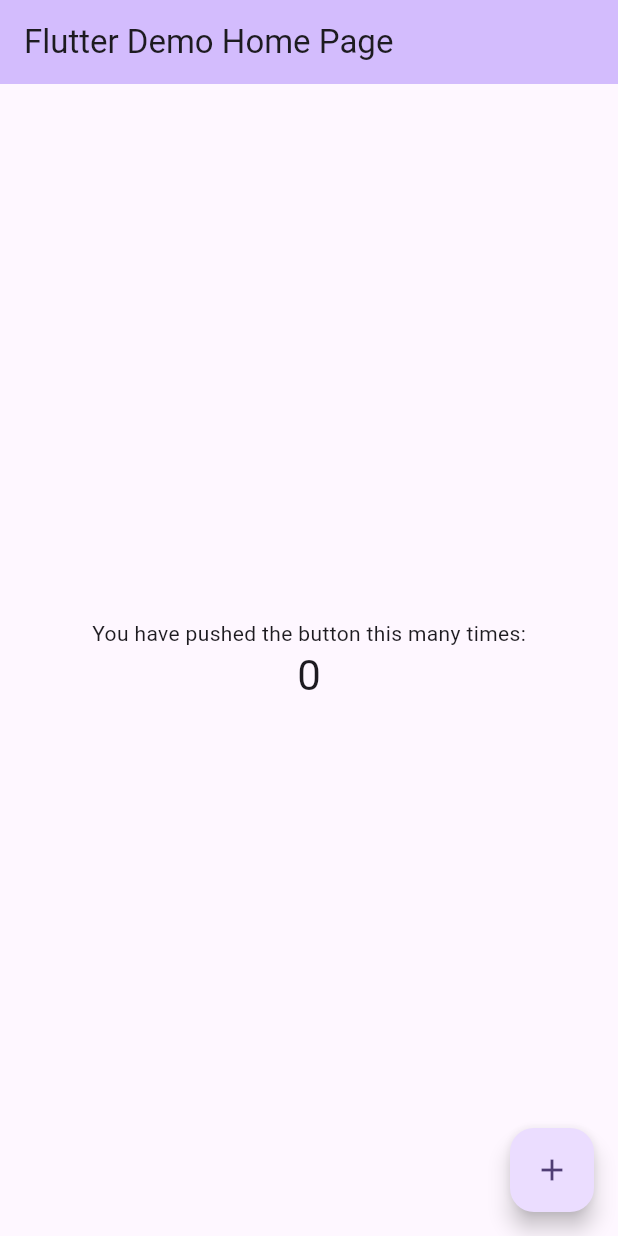
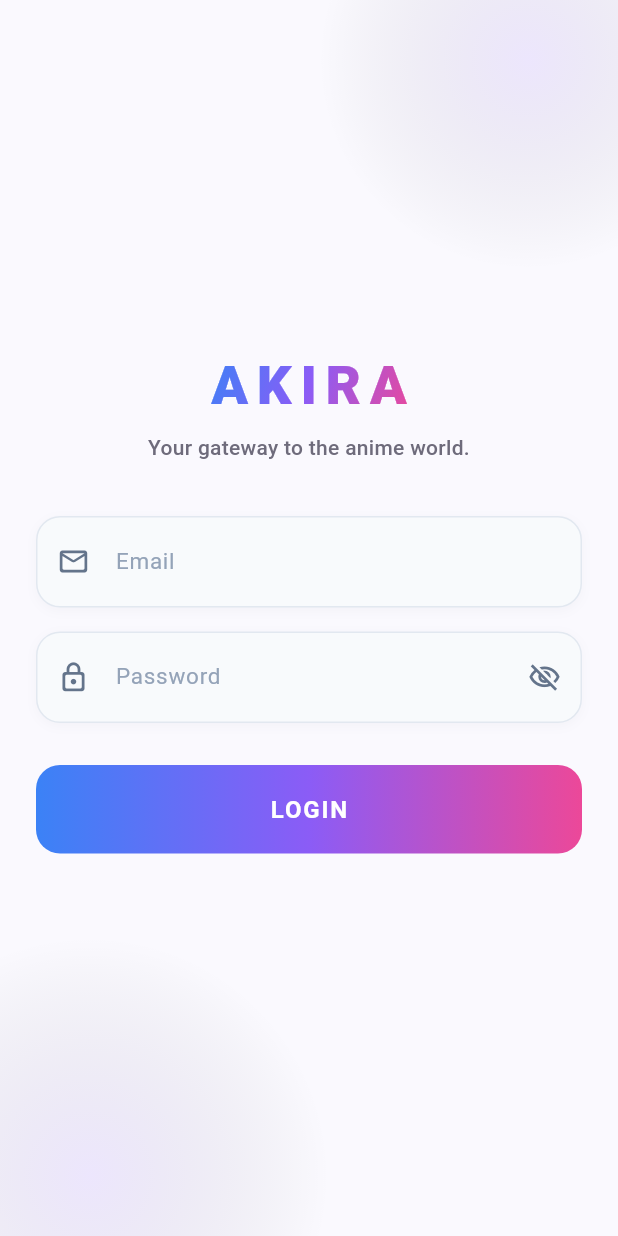
Before and after one commit to TorqueReborn/Akira, a Flutter app: the screen it shows after launch, on a phone screen of 412 x 824 dp. Run offline on Flutter 3.47's test engine with Material 3 defaults, Android fonts, the phone set to English and light mode, and no system bars.

Commit message:
Add login screen UI and app theme

```diff
--- /dev/null
+++ b/lib/features/auth/screens/login_screen.dart
@@ -0,0 +1,144 @@
+import 'package:flutter/material.dart';
+
+import '../../../theme/app_colors.dart';
+import '../../../widgets/akira_branding.dart';
+import '../../../widgets/akira_button.dart';
+import '../../../widgets/akira_input_field.dart';
+
+/// Akira Login Screen - Step 1 UI Implementation.
+class LoginScreen extends StatefulWidget {
+  const LoginScreen({super.key});
+
+  @override
+  State<LoginScreen> createState() => _LoginScreenState();
+}
+
+class _LoginScreenState extends State<LoginScreen> {
+  final TextEditingController _emailController = TextEditingController();
+  final TextEditingController _passwordController = TextEditingController();
+
+  @override
+  void dispose() {
+    _emailController.dispose();
+    _passwordController.dispose();
+    super.dispose();
+  }
+
+  void _handleLogin() {
+    // Visual button press feedback (No auth logic implemented per Step 1 specs)
+    ScaffoldMessenger.of(context).clearSnackBars();
+    ScaffoldMessenger.of(context).showSnackBar(
+      SnackBar(
+        content: const Row(
+          children: [
+            Icon(Icons.info_outline, color: Colors.white, size: 20),
+            SizedBox(width: 12),
+            Expanded(
+              child: Text(
+                'Login UI verified. Authentication logic will be added in future steps.',
+                style: TextStyle(fontWeight: FontWeight.w500),
+              ),
+            ),
+          ],
+        ),
+        backgroundColor: AppColors.primary,
+        behavior: SnackBarBehavior.floating,
+        shape: RoundedRectangleBorder(borderRadius: BorderRadius.circular(12)),
+        margin: const EdgeInsets.all(16),
+        duration: const Duration(seconds: 2),
+      ),
+    );
+  }
+
+  @override
+  Widget build(BuildContext context) {
+    return Scaffold(
+      backgroundColor: AppColors.background,
+      body: Stack(
+        children: [
+          // Background Light Ambient Glows (Solo Leveling inspired light mode aura)
+          Positioned(
+            top: -100,
+            right: -80,
+            child: Container(
+              width: 280,
+              height: 280,
+              decoration: const BoxDecoration(
+                shape: BoxShape.circle,
+                gradient: RadialGradient(
+                  colors: [AppColors.ambientGlow, Colors.transparent],
+                ),
+              ),
+            ),
+          ),
+          Positioned(
+            bottom: -120,
+            left: -100,
+            child: Container(
+              width: 320,
+              height: 320,
+              decoration: const BoxDecoration(
+                shape: BoxShape.circle,
+                gradient: RadialGradient(
+                  colors: [AppColors.ambientGlow, Colors.transparent],
+                ),
+              ),
+            ),
+          ),
+
+          // Main Responsive Scrollable Content
+          SafeArea(
+            child: Center(
+              child: SingleChildScrollView(
+                physics: const BouncingScrollPhysics(),
+                padding: const EdgeInsets.symmetric(
+                  horizontal: 24,
+                  vertical: 20,
+                ),
+                child: ConstrainedBox(
+                  constraints: const BoxConstraints(maxWidth: 440),
+                  child: Column(
+                    mainAxisAlignment: MainAxisAlignment.center,
+                    crossAxisAlignment: CrossAxisAlignment.stretch,
+                    children: [
+                      // Section 1: Akira Branding
+                      const AkiraBranding(),
+
+                      const SizedBox(height: 36),
+
+                      // Email Input
+                      AkiraInputField(
+                        controller: _emailController,
+                        hintText: 'Email',
+                        prefixIcon: Icons.mail_outline_rounded,
+                        keyboardType: TextInputType.emailAddress,
+                      ),
+
+                      const SizedBox(height: 16),
+
+                      // Password Input
+                      AkiraInputField(
+                        controller: _passwordController,
+                        hintText: 'Password',
+                        prefixIcon: Icons.lock_outline_rounded,
+                        isPassword: true,
+                        keyboardType: TextInputType.visiblePassword,
+                      ),
+
+                      const SizedBox(height: 28),
+
+                      // Login Button
+                      AkiraButton(text: 'LOGIN', onPressed: _handleLogin),
+
+                      const SizedBox(height: 24),
+                    ],
+                  ),
+                ),
+              ),
+            ),
+          ),
+        ],
+      ),
+    );
+  }
+}
--- a/lib/main.dart
+++ b/lib/main.dart
@@ -1,66 +1,24 @@
 import 'package:flutter/material.dart';
 
+import 'features/auth/screens/login_screen.dart';
+import 'theme/app_theme.dart';
+
 void main() {
-  runApp(const MyApp());
+  WidgetsFlutterBinding.ensureInitialized();
+  runApp(const AkiraApp());
 }
 
-class MyApp extends StatelessWidget {
-  const MyApp({super.key});
+class AkiraApp extends StatelessWidget {
+  const AkiraApp({super.key});
 
   @override
   Widget build(BuildContext context) {
     return MaterialApp(
-      title: 'Flutter Demo',
-      theme: ThemeData(
-        colorScheme: ColorScheme.fromSeed(seedColor: Colors.deepPurple),
-      ),
-      home: const MyHomePage(title: 'Flutter Demo Home Page'),
+
+      title: 'Akira',
+      debugShowCheckedModeBanner: false,
+      theme: AppTheme.lightTheme,
+      home: const LoginScreen(),
     );
   }
 }
-
-class MyHomePage extends StatefulWidget {
-  const MyHomePage({super.key, required this.title});
-
-  final String title;
-
-  @override
-  State<MyHomePage> createState() => _MyHomePageState();
-}
-
-class _MyHomePageState extends State<MyHomePage> {
-  int _counter = 0;
-
-  void _incrementCounter() {
-    setState(() {
-      _counter++;
-    });
-  }
-
-  @override
-  Widget build(BuildContext context) {
-    return Scaffold(
-      appBar: AppBar(
-        backgroundColor: Theme.of(context).colorScheme.inversePrimary,
-        title: Text(widget.title),
-      ),
-      body: Center(
-        child: Column(
-          mainAxisAlignment: MainAxisAlignment.center,
-          children: [
-            const Text('You have pushed the button this many times:'),
-            Text(
-              '$_counter',
-              style: Theme.of(context).textTheme.headlineMedium,
-            ),
-          ],
-        ),
-      ),
-      floatingActionButton: FloatingActionButton(
-        onPressed: _incrementCounter,
-        tooltip: 'Increment',
-        child: const Icon(Icons.add),
-      ),
-    );
-  }
-}
--- /dev/null
+++ b/lib/theme/app_colors.dart
@@ -0,0 +1,56 @@
+import 'package:flutter/material.dart';
+
+/// AppColors defines the Solo Leveling inspired Light Mode color palette
+/// for the Akira anime application.
+class AppColors {
+  AppColors._();
+
+  // Backgrounds
+  static const Color background = Color(0xFFFAF9FE);
+  static const Color backgroundGradientStart = Color(0xFFFFFFFF);
+  static const Color backgroundGradientEnd = Color(0xFFF4EDFF);
+
+  // Surface & Cards
+  static const Color surface = Color(0xFFFFFFFF);
+  static const Color surfaceBorder = Color(0xFFEDE8F5);
+  static const Color surfaceBorderFocused = Color(0xFF8B5CF6);
+
+  // Primary & Accents (Purple / Violet)
+  static const Color primary = Color(0xFF7C3AED); // Modern Electric Violet
+  static const Color primaryLight = Color(0xFF8B5CF6);
+  static const Color primaryDark = Color(0xFF6D28D9);
+  static const Color accentSubtle = Color(0xFFF3E8FF);
+
+  // Text Colors
+  static const Color textPrimary = Color(0xFF1E1B2E);
+  static const Color textSecondary = Color(0xFF6E6B7B);
+  static const Color textHint = Color(0xFFA39EB0);
+
+  // Icons
+  static const Color iconPrimary = Color(0xFF7C3AED);
+  static const Color iconMuted = Color(0xFF9D97AD);
+
+  // Glow & Shadows
+  static const Color shadowColor = Color(0x1A6D28D9);
+  static const Color primaryGlow = Color(0x408B5CF6);
+  static const Color focusGlow = Color(0x338B5CF6);
+  static const Color ambientGlow = Color(0x1F8B5CF6);
+
+  // Gradients
+  static const LinearGradient primaryGradient = LinearGradient(
+    colors: [Color(0xFF8B5CF6), Color(0xFF6D28D9)],
+    begin: Alignment.topLeft,
+    end: Alignment.bottomRight,
+  );
+
+  // Logo color extracted gradient matching the vibrant blue, purple, and pink tones of the logo
+  static const LinearGradient logoGradient = LinearGradient(
+    colors: [
+      Color(0xFF3B82F6), // Vibrant Blue from logo
+      Color(0xFF8B5CF6), // Rich Purple from logo
+      Color(0xFFEC4899), // Vibrant Pink from logo
+    ],
+    begin: Alignment.topLeft,
+    end: Alignment.bottomRight,
+  );
+}
--- /dev/null
+++ b/lib/theme/app_theme.dart
@@ -0,0 +1,51 @@
+import 'package:flutter/material.dart';
+
+import 'app_colors.dart';
+
+class AppTheme {
+  AppTheme._();
+
+  static ThemeData get lightTheme {
+    return ThemeData(
+      useMaterial3: true,
+      brightness: Brightness.light,
+      scaffoldBackgroundColor: AppColors.background,
+      colorScheme: const ColorScheme.light(
+        primary: AppColors.primary,
+        secondary: AppColors.primaryLight,
+        surface: AppColors.surface,
+        onPrimary: Colors.white,
+        onSurface: AppColors.textPrimary,
+      ),
+      textTheme: const TextTheme(
+        headlineLarge: TextStyle(
+          color: AppColors.textPrimary,
+          fontSize: 28,
+          fontWeight: FontWeight.bold,
+          letterSpacing: -0.5,
+        ),
+        headlineMedium: TextStyle(
+          color: AppColors.textPrimary,
+          fontSize: 24,
+          fontWeight: FontWeight.w700,
+          letterSpacing: -0.3,
+        ),
+        titleLarge: TextStyle(
+          color: AppColors.textPrimary,
+          fontSize: 20,
+          fontWeight: FontWeight.w600,
+        ),
+        bodyLarge: TextStyle(
+          color: AppColors.textPrimary,
+          fontSize: 16,
+          fontWeight: FontWeight.normal,
+        ),
+        bodyMedium: TextStyle(
+          color: AppColors.textSecondary,
+          fontSize: 14,
+          fontWeight: FontWeight.normal,
+        ),
+      ),
+    );
+  }
+}
--- /dev/null
+++ b/lib/widgets/akira_branding.dart
@@ -0,0 +1,45 @@
+import 'package:flutter/material.dart';
+
+import '../theme/app_colors.dart';
+
+/// Akira Brand Name & Tagline Header Component.
+class AkiraBranding extends StatelessWidget {
+  const AkiraBranding({super.key});
+
+  @override
+  Widget build(BuildContext context) {
+    return Column(
+      mainAxisSize: MainAxisSize.min,
+      children: [
+        // Brand Name - AKIRA with Gradient Styling
+        ShaderMask(
+          shaderCallback: (bounds) => AppColors.logoGradient.createShader(
+            Rect.fromLTWH(0, 0, bounds.width, bounds.height),
+          ),
+          child: const Text(
+            'AKIRA',
+            style: TextStyle(
+              fontSize: 36,
+              fontWeight: FontWeight.w900,
+              letterSpacing: 6.0,
+              color: Colors.white, // Masked by shader
+            ),
+          ),
+        ),
+        const SizedBox(height: 6),
+
+        // Tagline
+        const Text(
+          'Your gateway to the anime world.',
+          style: TextStyle(
+            color: AppColors.textSecondary,
+            fontSize: 14,
+            fontWeight: FontWeight.w500,
+            letterSpacing: 0.2,
+          ),
+          textAlign: TextAlign.center,
+        ),
+      ],
+    );
+  }
+}
--- /dev/null
+++ b/lib/widgets/akira_button.dart
@@ -0,0 +1,65 @@
+import 'package:flutter/material.dart';
+
+/// Akira Primary Button with vibrant purple gradient, soft glow, and ripple feedback.
+class AkiraButton extends StatelessWidget {
+  final String text;
+  final VoidCallback onPressed;
+  final bool isLoading;
+
+  const AkiraButton({
+    super.key,
+    required this.text,
+    required this.onPressed,
+    this.isLoading = false,
+  });
+
+  @override
+  Widget build(BuildContext context) {
+    return Container(
+      decoration: BoxDecoration(
+        borderRadius: BorderRadius.circular(16),
+        gradient: const LinearGradient(
+          colors: [
+            Color(0xFF3B82F6), // Vibrant Blue
+            Color(0xFF8B5CF6), // Rich Purple
+            Color(0xFFEC4899), // Vibrant Pink
+          ],
+          begin: Alignment.centerLeft,
+          end: Alignment.centerRight,
+        ),
+      ),
+      child: Material(
+        color: Colors.transparent,
+        child: InkWell(
+          onTap: isLoading ? null : onPressed,
+          borderRadius: BorderRadius.circular(16),
+          splashColor: Colors.white.withAlpha(51),
+          highlightColor: Colors.white.withAlpha(25),
+          child: Container(
+            width: double.infinity,
+            padding: const EdgeInsets.symmetric(vertical: 18),
+            alignment: Alignment.center,
+            child: isLoading
+                ? const SizedBox(
+                    width: 22,
+                    height: 22,
+                    child: CircularProgressIndicator(
+                      strokeWidth: 2.5,
+                      valueColor: AlwaysStoppedAnimation<Color>(Colors.white),
+                    ),
+                  )
+                : Text(
+                    text,
+                    style: const TextStyle(
+                      color: Colors.white,
+                      fontSize: 16,
+                      fontWeight: FontWeight.bold,
+                      letterSpacing: 1.2,
+                    ),
+                  ),
+          ),
+        ),
+      ),
+    );
+  }
+}
--- /dev/null
+++ b/lib/widgets/akira_input_field.dart
@@ -0,0 +1,140 @@
+import 'package:flutter/material.dart';
+
+import '../theme/app_colors.dart';
+
+/// Reusable Modern Light-Mode Input Field with animated focus glow and subtle elevation.
+class AkiraInputField extends StatefulWidget {
+  final String hintText;
+  final IconData prefixIcon;
+  final TextEditingController? controller;
+  final TextInputType keyboardType;
+  final bool isPassword;
+  final ValueChanged<String>? onChanged;
+
+  const AkiraInputField({
+    super.key,
+    required this.hintText,
+    required this.prefixIcon,
+    this.controller,
+    this.keyboardType = TextInputType.text,
+    this.isPassword = false,
+    this.onChanged,
+  });
+
+  @override
+  State<AkiraInputField> createState() => _AkiraInputFieldState();
+}
+
+class _AkiraInputFieldState extends State<AkiraInputField> {
+  late final FocusNode _focusNode;
+  bool _isFocused = false;
+  bool _obscureText = true;
+
+  @override
+  void initState() {
+    super.initState();
+    _focusNode = FocusNode();
+    _obscureText = widget.isPassword;
+    _focusNode.addListener(_onFocusChange);
+  }
+
+  void _onFocusChange() {
+    setState(() {
+      _isFocused = _focusNode.hasFocus;
+    });
+  }
+
+  @override
+  void dispose() {
+    _focusNode.removeListener(_onFocusChange);
+    _focusNode.dispose();
+    super.dispose();
+  }
+
+  @override
+  Widget build(BuildContext context) {
+    final isObscured = widget.isPassword && _obscureText;
+
+    return AnimatedContainer(
+      duration: const Duration(milliseconds: 200),
+      curve: Curves.easeInOut,
+      decoration: BoxDecoration(
+        color: _isFocused ? Colors.white : const Color(0xFFF8FAFC),
+        borderRadius: BorderRadius.circular(16),
+        border: Border.all(
+          color: _isFocused ? AppColors.primary : const Color(0xFFE2E8F0),
+          width: _isFocused ? 1.5 : 1.0,
+        ),
+        boxShadow: [
+          if (_isFocused)
+            BoxShadow(
+              color: AppColors.primary.withAlpha(41), // ~0.16 opacity
+              blurRadius: 14,
+              spreadRadius: 1,
+              offset: const Offset(0, 4),
+            )
+          else
+            BoxShadow(
+              color: const Color(0xFF0F172A).withAlpha(8), // ~0.03 opacity
+              blurRadius: 6,
+              spreadRadius: 0,
+              offset: const Offset(0, 2),
+            ),
+        ],
+      ),
+      child: TextField(
+        controller: widget.controller,
+        focusNode: _focusNode,
+        keyboardType: widget.keyboardType,
+        obscureText: isObscured,
+        onChanged: widget.onChanged,
+        style: const TextStyle(
+          color: AppColors.textPrimary,
+          fontSize: 15,
+          fontWeight: FontWeight.w500,
+        ),
+        cursorColor: AppColors.primary,
+        decoration: InputDecoration(
+          hintText: widget.hintText,
+          hintStyle: const TextStyle(
+            color: Color(0xFF94A3B8),
+            fontSize: 15,
+            fontWeight: FontWeight.w400,
+          ),
+          prefixIcon: Icon(
+            widget.prefixIcon,
+            color: _isFocused ? AppColors.primary : const Color(0xFF64748B),
+            size: 22,
+          ),
+          suffixIcon: widget.isPassword
+              ? IconButton(
+                  icon: Icon(
+                    _obscureText
+                        ? Icons.visibility_off_outlined
+                        : Icons.visibility_outlined,
+                    color: _isFocused
+                        ? AppColors.primary
+                        : const Color(0xFF64748B),
+                    size: 22,
+                  ),
+                  onPressed: () {
+                    setState(() {
+                      _obscureText = !_obscureText;
+                    });
+                  },
+                )
+              : null,
+          contentPadding: const EdgeInsets.symmetric(
+            horizontal: 20,
+            vertical: 18,
+          ),
+          border: InputBorder.none,
+          focusedBorder: InputBorder.none,
+          enabledBorder: InputBorder.none,
+          errorBorder: InputBorder.none,
+          disabledBorder: InputBorder.none,
+        ),
+      ),
+    );
+  }
+}
```
Also changed, not shown: pubspec.yaml (+4 -4 lines), 1 other file.
